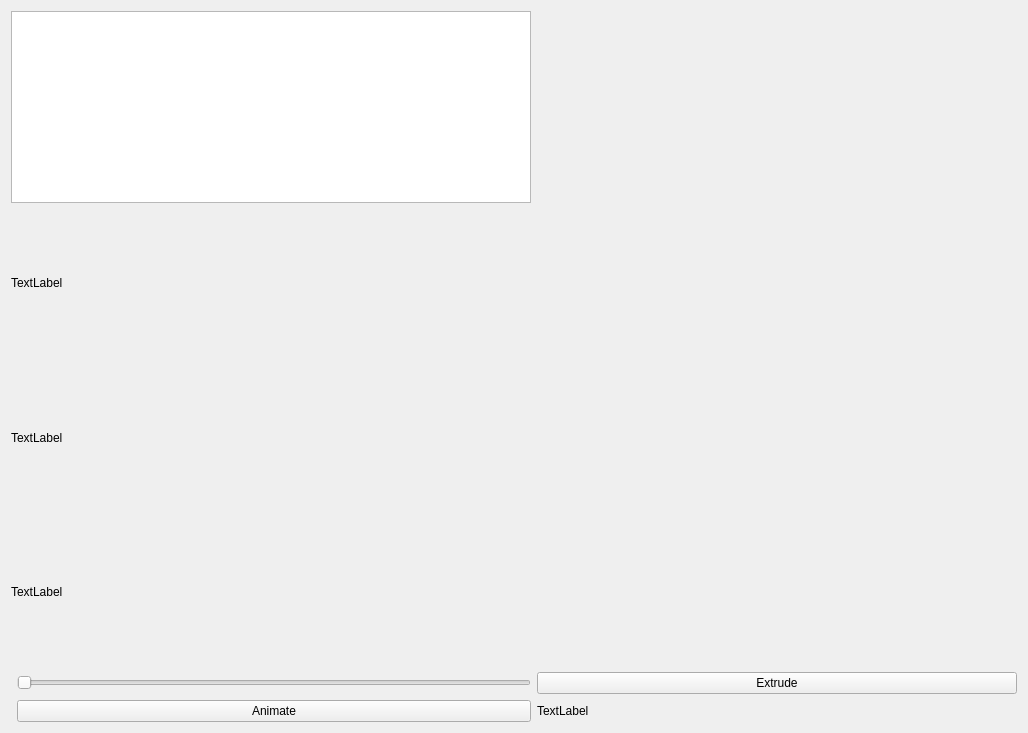
Old version of the form window.ui in the repository NefariousNick/CS351-Camera.
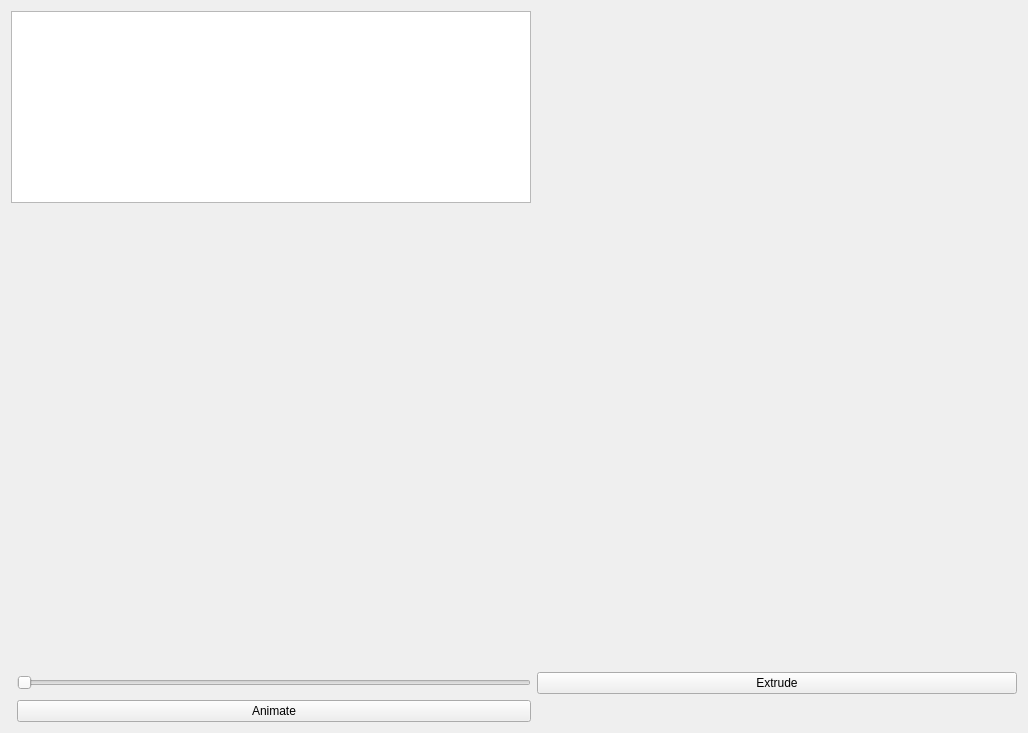
New version of the form. Custom widgets are drawn as their Qt base class.

The edit to the form file:
```diff
--- a/window.ui
+++ b/window.ui
@@ -14,13 +14,6 @@
    <string>Window</string>
   </property>
   <layout class="QGridLayout" name="gridLayout">
-   <item row="2" column="2">
-    <widget class="QLabel" name="label">
-     <property name="text">
-      <string>TextLabel</string>
-     </property>
-    </widget>
-   </item>
    <item row="1" column="2">
     <widget class="QPushButton" name="extrudeButton">
      <property name="contextMenuPolicy">
@@ -67,21 +60,21 @@
      <item>
       <widget class="QLabel" name="eyeLabel">
        <property name="text">
-        <string>TextLabel</string>
+        <string/>
        </property>
       </widget>
      </item>
      <item>
       <widget class="QLabel" name="camLabel">
        <property name="text">
-        <string>TextLabel</string>
+        <string/>
        </property>
       </widget>
      </item>
      <item>
       <widget class="QLabel" name="upLabel">
        <property name="text">
-        <string>TextLabel</string>
+        <string/>
        </property>
       </widget>
      </item>
```
